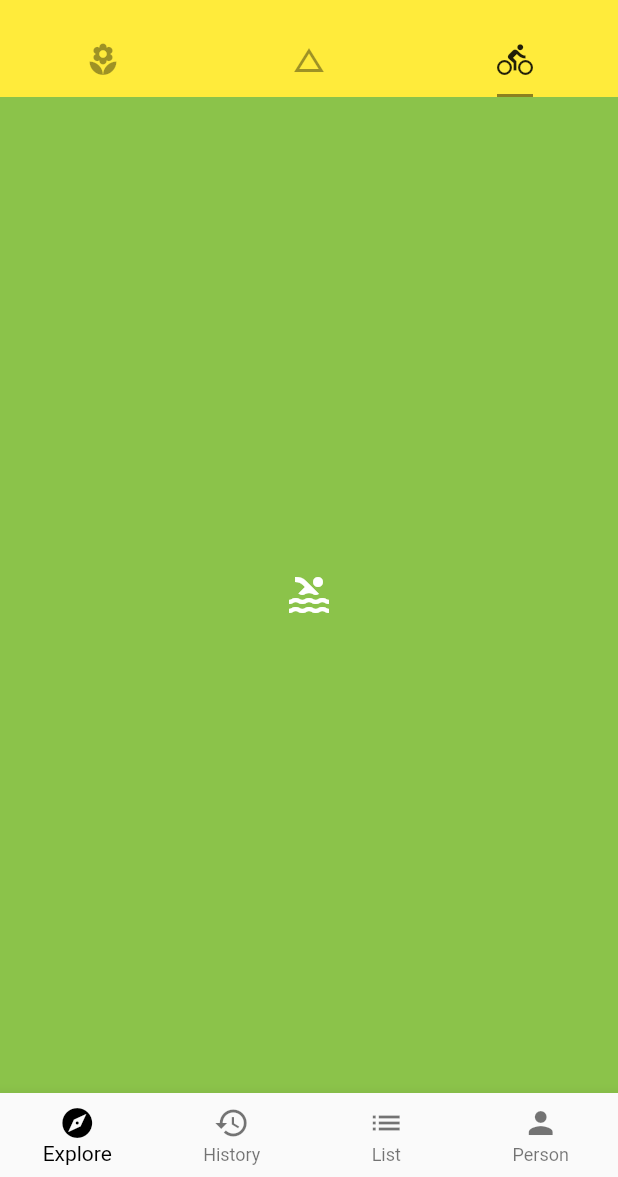
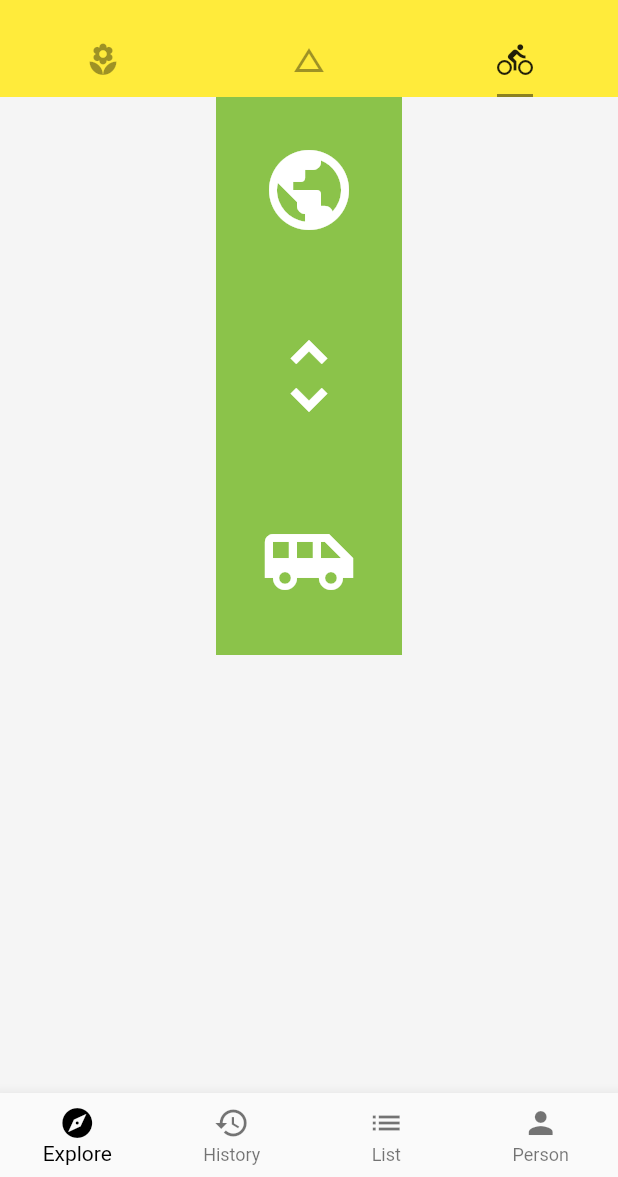
Before and after one commit to sperains/rains_flutter, a Flutter app: the screen it shows after launch, tab 3 chosen, on a phone screen of 412 x 824 dp, the part 59-1236 px from its top. Run offline on Flutter 3.47's test engine with Material 2 defaults, Android fonts, the phone set to English and light mode, and no system bars; network calls fail.

Commit message:
column布局

```diff
--- a/lib/demo/layout_demo.dart
+++ b/lib/demo/layout_demo.dart
@@ -5,8 +5,14 @@ class LayoutDemo extends StatelessWidget {
 
   @override
   Widget build(BuildContext context) {
-    return IconBadge(
-      Icons.pool
+    return Container(
+      child: Column(
+        children: <Widget>[
+          IconBadge(Icons.public, size: 64,),
+          IconBadge(Icons.unfold_more, size: 64,),
+          IconBadge(Icons.airport_shuttle, size: 64,),
+        ],
+      ),
     );
  }
 }
```
